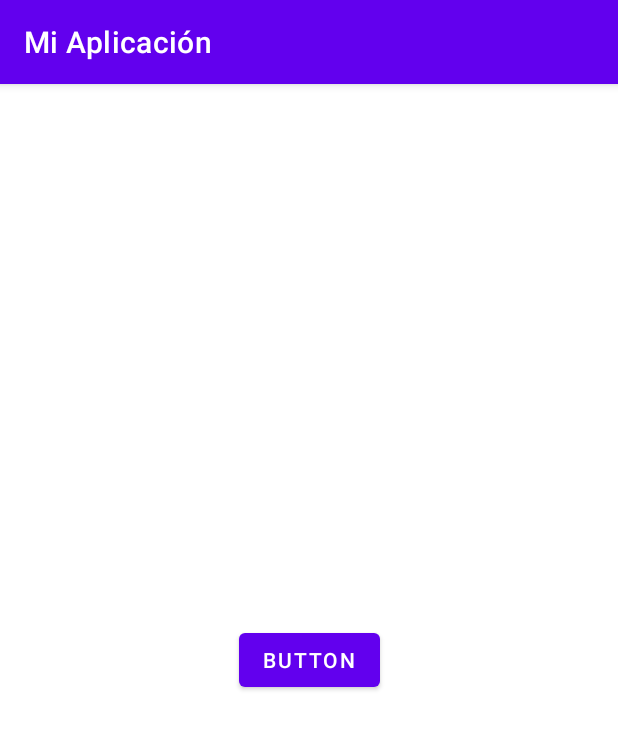
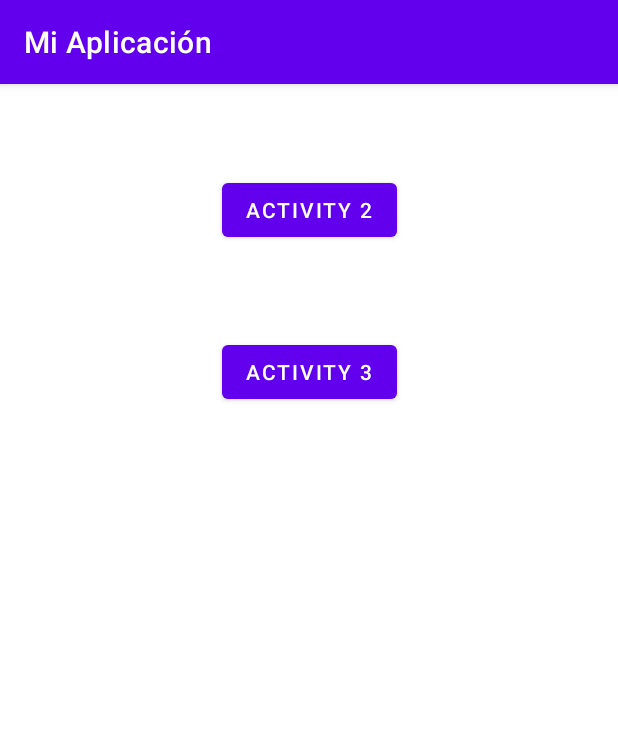
Before and after one commit to osulca/EjemploEt, an Android app: the screen it shows after launch (MainActivity), on a phone screen of 412 x 824 dp. Shown: the top 729 px of the screen. Run offline under Robolectric (Android 15) with nearby library versions, the phone set to English and light mode, and no system bars.

Commit message:
Metodo 2

```diff
--- a/app/src/main/java/com/example/test/MainActivity.java
+++ b/app/src/main/java/com/example/test/MainActivity.java
@@ -12,19 +12,29 @@ import android.widget.Button;
 import android.widget.TextView;
 import android.widget.Toast;
 
-public class MainActivity extends AppCompatActivity implements View.OnClickListener {
+public class MainActivity extends AppCompatActivity{
 
     @Override
     protected void onCreate(Bundle savedInstanceState) {
         super.onCreate(savedInstanceState);
         setContentView(R.layout.activity_main);
-        Button boton = findViewById(R.id.btnIntent);
-        boton.setOnClickListener(this);
+        Button boton1 = findViewById(R.id.btnIntent1);
+        Button boton2 = findViewById(R.id.btnIntent2);
+        boton1.setOnClickListener(new View.OnClickListener() {
+            @Override
+            public void onClick(View view) {
+                Intent intent = new Intent(MainActivity.this, OtraActivity.class);
+                startActivity(intent);
+            }
+        });
+        boton2.setOnClickListener(new View.OnClickListener() {
+            @Override
+            public void onClick(View view) {
+                Intent intent = new Intent(MainActivity.this, MainActivity2.class);
+                startActivity(intent);
+            }
+        });
     }
 
-    @Override
-    public void onClick(View view) {
-        Intent intent = new Intent(MainActivity.this,OtraActivity.class);
-        startActivity(intent);
-    }
+
 }
--- a/app/src/main/res/layout/activity_main.xml
+++ b/app/src/main/res/layout/activity_main.xml
@@ -7,12 +7,23 @@
     tools:context=".MainActivity">
 
     <Button
-        android:id="@+id/btnIntent"
+        android:id="@+id/btnIntent1"
         android:layout_width="wrap_content"
         android:layout_height="wrap_content"
-        android:text="Button"
-        app:layout_constraintBottom_toBottomOf="parent"
+        android:layout_marginTop="60dp"
+        android:text="Activity 2"
         app:layout_constraintEnd_toEndOf="parent"
         app:layout_constraintStart_toStartOf="parent"
         app:layout_constraintTop_toTopOf="parent" />
+
+    <Button
+        android:id="@+id/btnIntent2"
+        android:layout_width="wrap_content"
+        android:layout_height="wrap_content"
+        android:layout_marginTop="60dp"
+        android:text="Activity 3"
+        app:layout_constraintEnd_toEndOf="parent"
+        app:layout_constraintHorizontal_bias="0.501"
+        app:layout_constraintStart_toStartOf="parent"
+        app:layout_constraintTop_toBottomOf="@+id/btnIntent1" />
 </androidx.constraintlayout.widget.ConstraintLayout>
```
Also changed, not shown: app/src/main/res/layout/activity_main2.xml (+10 -0 lines).
